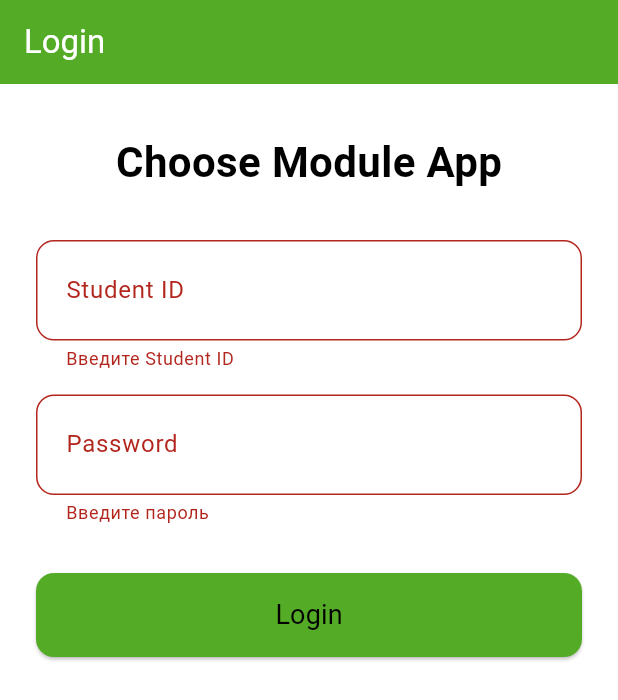
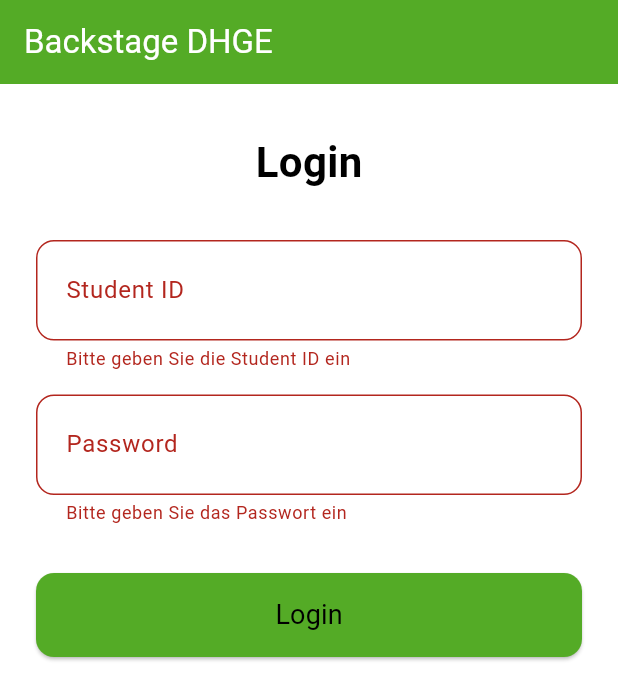
Before and after one commit to mwalexandra/choose_module_new-app, a Flutter app: the screen it shows after launch, after a tap on "Login", on a phone screen of 412 x 824 dp. Shown: the top 700 px of the screen. Run offline on Flutter 3.47's test engine with Material 3 defaults, Android fonts, the light colour scheme and no system bars; our stand-ins replace firebase_core, firebase_database; accounts and stored records are empty.

```diff
--- a/lib/main.dart
+++ b/lib/main.dart
@@ -22,7 +22,7 @@ class ChooseModuleApp extends StatelessWidget {
   Widget build(BuildContext context) {
     return MaterialApp(
       debugShowCheckedModeBanner: false,
-      title: 'Choose Module App',
+      title: 'Backstage DHGE',
       theme: ThemeData(
         primaryColor: AppColors.primary,
         scaffoldBackgroundColor: AppColors.backgroundMain,
@@ -34,7 +34,7 @@ class ChooseModuleApp extends StatelessWidget {
           backgroundColor: AppColors.secondary,
         ),
       ),
-      home: const LoginScreen(), // стартовая страница
+      home: const LoginScreen(), // Start with the LoginScreen
     );
   }
 }
--- a/lib/screens/login_screen.dart
+++ b/lib/screens/login_screen.dart
@@ -67,12 +67,12 @@ class _LoginScreenState extends State<LoginScreen> {
 
     final student = students[studentId];
     if (student == null) {
-      _showError('Студент не найден');
+      _showError('Student ID ist nicht gefunden');
       return;
     }
 
     if (student['password'] != password) {
-      _showError('Неверный пароль');
+      _showError('Passwort ist falsch');
       return;
     }
 
@@ -89,7 +89,7 @@ class _LoginScreenState extends State<LoginScreen> {
         ),
       );
     } catch (e) {
-      _showError('Ошибка при входе');
+      _showError('Fehler beim Einloggen');
     } finally {
       if (mounted) setState(() => isLoggingIn = false);
     }
@@ -104,7 +104,7 @@ class _LoginScreenState extends State<LoginScreen> {
   @override
   Widget build(BuildContext context) {
     return Scaffold(
-      appBar: AppBar(title: const Text('Login')),
+      appBar: AppBar(title: const Text('Backstage DHGE')),
       body: isLoading
           ? const Center(child: CircularProgressIndicator())
           : SingleChildScrollView(
@@ -115,7 +115,7 @@ class _LoginScreenState extends State<LoginScreen> {
                   mainAxisSize: MainAxisSize.min,
                   children: [
                     Text(
-                      'Choose Module App',
+                      'Login',
                       style: AppTextStyles.heading().copyWith(fontSize: 28),
                     ),
                     const SizedBox(height: 32),
@@ -128,7 +128,7 @@ class _LoginScreenState extends State<LoginScreen> {
                       ),
                       style: AppTextStyles.body().copyWith(fontSize: 18),
                       validator: (value) =>
-                          value == null || value.isEmpty ? 'Введите Student ID' : null,
+                          value == null || value.isEmpty ? 'Bitte geben Sie die Student ID ein' : null,
                     ),
                     const SizedBox(height: 16),
                     TextFormField(
@@ -141,7 +141,7 @@ class _LoginScreenState extends State<LoginScreen> {
                       style: AppTextStyles.body().copyWith(fontSize: 18),
                       obscureText: true,
                       validator: (value) =>
-                          value == null || value.isEmpty ? 'Введите пароль' : null,
+                          value == null || value.isEmpty ? 'Bitte geben Sie das Passwort ein' : null,
                     ),
                     const SizedBox(height: 32),
                     SizedBox(
```
Also changed, not shown: lib/screens/home_screen.dart (+35 -4 lines).
